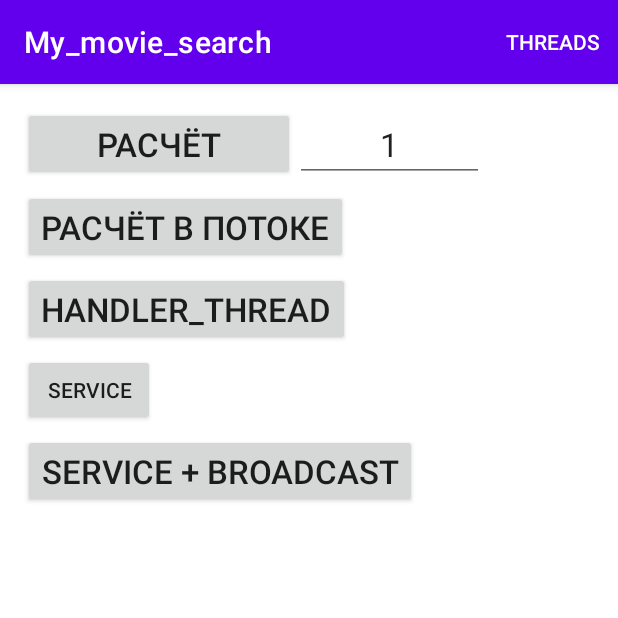
After one commit to TolsVA/My_movie_search, an Android app: the fragment TestThreadFragment placed in its activity, on a phone screen of 412 x 824 dp, the top half of it. The commit adds this screen. Run offline under Robolectric (Android 15) with nearby library versions, the phone set to English and light mode, and no system bars; our stand-ins replace Picasso; pictures from the network do not load.

Commit message:
add homework 6

```diff
--- /dev/null
+++ b/app/src/main/java/com/example/my_movie_search/test/TestThreadFragment.kt
@@ -0,0 +1,200 @@
+package com.example.my_movie_search.test
+
+import android.content.BroadcastReceiver
+import android.content.Context
+import android.content.Intent
+import android.content.IntentFilter
+import android.os.Bundle
+import android.os.Handler
+import android.os.HandlerThread
+import androidx.fragment.app.Fragment
+import android.view.LayoutInflater
+import android.view.View
+import android.view.ViewGroup
+import androidx.appcompat.widget.AppCompatTextView
+import androidx.localbroadcastmanager.content.LocalBroadcastManager
+import com.example.my_movie_search.R
+import com.example.my_movie_search.databinding.FragmentTestThreadBinding
+import java.lang.Thread.currentThread
+import java.util.*
+import java.util.concurrent.TimeUnit
+
+const val TEST_BROADCAST_INTENT_FILTER = "TEST BROADCAST INTENT FILTER"
+const val THREADS_FRAGMENT_BROADCAST_EXTRA = "THREADS_FRAGMENT_EXTRA"
+
+class TestThreadFragment : Fragment() {
+    private var _binding: FragmentTestThreadBinding? = null
+    private val binding
+        get() = _binding!!
+
+    private var counterThread = 0
+
+    private val handlerThread: HandlerThread by lazy {
+        //создаем именованный поток с looper
+        HandlerThread(getString(R.string.my_handler_thread))
+    }
+
+    companion object {
+        fun newInstance() = TestThreadFragment()
+    }
+
+    override fun onCreateView(
+        inflater: LayoutInflater, container: ViewGroup?,
+        savedInstanceState: Bundle?,
+    ): View {
+        _binding = FragmentTestThreadBinding.inflate(inflater, container, false)
+        return binding.root
+    }
+
+    override fun onCreate(savedInstanceState: Bundle?) {
+        super.onCreate(savedInstanceState)
+//        context?.registerReceiver(
+//            testReceiver,
+//            IntentFilter(TEST_BROADCAST_INTENT_FILTER)
+//        )
+        context?.let {
+            LocalBroadcastManager
+                .getInstance(it)
+                .registerReceiver(
+                    testReceiver,
+                    IntentFilter(TEST_BROADCAST_INTENT_FILTER
+                    )
+                )
+        }
+    }
+
+    override fun onViewCreated(view: View, savedInstanceState: Bundle?) {
+        super.onViewCreated(view, savedInstanceState)
+
+        // расчет в потоке -> Thread вывод через activity?.runOnUiThread
+        calcThreadBtnClick()
+
+        //стартуем его
+        handlerThread.start()
+
+        // присоединяем через looper Handler(handlerThread.looper) к потоку handlerThread
+        val handler = Handler(handlerThread.looper)
+
+        // расчет в потоке -> Handler(handlerThread.looper) вывод через binding.mainContainer.post
+        calcThreadHandlerClick(handlerThread, handler)
+
+        initServiceButton()
+
+        initServiceWithBroadcastButton()
+    }
+
+    //Создаём свой BroadcastReceiver (получатель широковещательного сообщения)
+    private val testReceiver: BroadcastReceiver = object : BroadcastReceiver() {
+        override fun onReceive(context: Context, intent: Intent) {
+            //Достаём данные из интента
+            intent.getStringExtra(THREADS_FRAGMENT_BROADCAST_EXTRA)?.let { _text ->
+                binding.mainContainer.addView(
+                    AppCompatTextView(context).apply {
+                        text = _text
+                        textSize = resources.getDimension(R.dimen.main_container_text_size)
+                    })
+            }
+        }
+    }
+
+    private fun initServiceWithBroadcastButton() {
+        binding.serviceWithBroadcastButton.setOnClickListener {
+            context?.let {
+                it.startService(Intent(it, MainService::class.java).apply {
+                    putExtra(
+                        MAIN_SERVICE_INT_EXTRA,
+                        binding.editText.text.toString()
+                    )
+                })
+            }
+        }
+    }
+
+    private fun initServiceButton() {
+        binding.serviceButton.setOnClickListener {
+            context?.let {
+                it.startService(
+                    Intent(it, MainService::class.java).apply {
+                        putExtra(
+                            MAIN_SERVICE_STRING_EXTRA,
+                            getString(R.string.hello_from_thread_fragment)
+                        )
+                    }
+                )
+            }
+        }
+    }
+
+    private fun calcThreadHandlerClick(handlerThread: HandlerThread, handler: Handler) {
+
+        binding.calcThreadHandler.setOnClickListener {
+            binding.mainContainer.addView(
+                AppCompatTextView(it.context).apply {
+                    text = String.format(
+                        getString(R.string.calculate_in_thread),
+                        handlerThread.name
+                    )
+                    textSize = resources.getDimension(R.dimen.main_container_text_size)
+                })
+
+            handler.post {
+                val result = startCalculations(binding.editText.text.toString().toInt())
+                // передаем данные в mainContainer через собственный handler
+                binding.mainContainer.post {
+                    binding.mainContainer.addView(
+                        AppCompatTextView(it.context).apply {
+                            text = String.format("${currentThread().name} - $result ")
+                            textSize = resources.getDimension(R.dimen.main_container_text_size)
+                        })
+                }
+            }
+        }
+    }
+
+    private fun calcThreadBtnClick() {
+        binding.calcThreadBtn.setOnClickListener {
+            Thread {
+                counterThread++
+                val calculatedText = startCalculations(
+                    binding.editText.text.toString().toInt()
+                )
+                activity?.runOnUiThread {
+                    binding.textView.text = calculatedText
+                    binding.mainContainer.addView(AppCompatTextView(it.context).apply {
+                        text = String.format(
+                            getString(R.string.from_thread),
+                            counterThread
+                        )
+                        textSize = resources.getDimension(R.dimen.main_container_text_size)
+                    })
+                }
+            }.start()
+        }
+    }
+
+    private fun startCalculations(seconds: Int): String {
+        val date = Date()
+        var diffInSec: Long
+
+        do {
+            val currentDate = Date()
+            val diffInMs: Long = currentDate.time - date.time
+            diffInSec = TimeUnit.MILLISECONDS.toSeconds(diffInMs)
+        } while (diffInSec < seconds)
+
+        return diffInSec.toString()
+    }
+
+    override fun onDestroy() {
+//        context?.unregisterReceiver(testReceiver)
+        context?.let {
+            LocalBroadcastManager
+                .getInstance(it)
+                .unregisterReceiver(testReceiver)
+        }
+
+        super.onDestroy()
+        _binding = null
+        handlerThread.looper.quit()
+    }
+}
--- a/app/src/main/java/com/example/my_movie_search/view/MainActivity.kt
+++ b/app/src/main/java/com/example/my_movie_search/view/MainActivity.kt
@@ -1,13 +1,25 @@
 package com.example.my_movie_search.view
 
+import android.content.Intent
+import android.content.IntentFilter
 import android.os.Bundle
+import android.view.Menu
+import android.view.MenuItem
 import androidx.appcompat.app.AppCompatActivity
 import com.example.my_movie_search.R
 import com.example.my_movie_search.databinding.ActivityMainBinding
+import com.example.my_movie_search.test.MainBroadcastReceiver
+import com.example.my_movie_search.test.TestThreadFragment
 import com.example.my_movie_search.view.main.MainFragment
 
 class MainActivity : AppCompatActivity() {
     private lateinit var binding: ActivityMainBinding
+    private val receiver = MainBroadcastReceiver()
+
+    override fun onCreateOptionsMenu(menu: Menu?): Boolean {
+        menuInflater.inflate(R.menu.main_screen_menu, menu)
+        return super.onCreateOptionsMenu(menu)
+    }
 
     override fun onCreate(savedInstanceState: Bundle?) {
         super.onCreate(savedInstanceState)
@@ -20,5 +32,27 @@ class MainActivity : AppCompatActivity() {
                 .replace(R.id.container, MainFragment.newInstance())
                 .commit()
         }
+
+        registerReceiver(receiver, IntentFilter(Intent.ACTION_AIRPLANE_MODE_CHANGED))
+    }
+
+    override fun onOptionsItemSelected(item: MenuItem): Boolean {
+        return when (item.itemId) {
+            R.id.menu_threads -> {
+            supportFragmentManager.apply {
+            beginTransaction()
+                .add(R.id.container, TestThreadFragment.newInstance())
+                .addToBackStack("")
+                .commitAllowingStateLoss()
+            }
+            true
+        }
+            else -> super.onOptionsItemSelected(item)
+        }
+    }
+
+    override fun onDestroy() {
+        unregisterReceiver(receiver)
+        super.onDestroy()
     }
 }
--- a/app/src/main/java/com/example/my_movie_search/viewModel/AppState.kt
+++ b/app/src/main/java/com/example/my_movie_search/viewModel/AppState.kt
@@ -5,5 +5,6 @@ import com.example.my_movie_search.model.Movie
 sealed class AppState {
     data class Success(val listMovies: MutableList<Movie>) : AppState()
     data class Error(val error: Throwable) : AppState()
+    data class ResponseEmpty(val message: String) : AppState()
     object Loading : AppState()
 }
--- /dev/null
+++ b/app/src/main/res/layout/fragment_test_thread.xml
@@ -0,0 +1,81 @@
+<?xml version="1.0" encoding="utf-8"?>
+<ScrollView xmlns:android="http://schemas.android.com/apk/res/android"
+    xmlns:tools="http://schemas.android.com/tools"
+    android:layout_width="match_parent"
+    android:layout_height="match_parent"
+    android:background="@color/white"
+    tools:context=".test.TestThreadFragment">
+
+    <LinearLayout
+        android:id="@+id/mainContainer"
+        android:layout_width="match_parent"
+        android:layout_height="wrap_content"
+        android:orientation="vertical"
+        android:padding="15dp">
+
+        <LinearLayout
+            android:layout_width="match_parent"
+            android:layout_height="wrap_content"
+            android:orientation="horizontal">
+
+            <androidx.appcompat.widget.AppCompatButton
+                android:id="@+id/button"
+                android:layout_width="wrap_content"
+                android:layout_height="wrap_content"
+                android:layout_weight="1"
+                android:text="@string/calculate"
+                android:textSize="22sp" />
+
+            <androidx.appcompat.widget.AppCompatEditText
+                android:id="@+id/editText"
+                android:layout_width="wrap_content"
+                android:layout_height="wrap_content"
+                android:layout_weight="1"
+                android:ems="2"
+                android:gravity="center_horizontal"
+                android:inputType="text"
+                android:text="@string/default_number"
+                android:textSize="22sp" />
+
+            <androidx.appcompat.widget.AppCompatTextView
+                android:id="@+id/textView"
+                android:layout_width="wrap_content"
+                android:layout_height="wrap_content"
+                android:layout_weight="1"
+                android:gravity="center_horizontal"
+                android:textSize="18sp"
+                tools:text="0" />
+        </LinearLayout>
+
+        <androidx.appcompat.widget.AppCompatButton
+            android:id="@+id/calcThreadBtn"
+            android:layout_width="wrap_content"
+            android:layout_height="wrap_content"
+            android:layout_marginTop="5dp"
+            android:text="@string/calc_in_thread"
+            android:textSize="22sp" />
+
+        <androidx.appcompat.widget.AppCompatButton
+            android:id="@+id/calcThreadHandler"
+            android:layout_width="wrap_content"
+            android:layout_height="wrap_content"
+            android:layout_marginTop="5dp"
+            android:text="@string/handler_thread"
+            android:textSize="22sp" />
+
+        <androidx.appcompat.widget.AppCompatButton
+            android:id="@+id/serviceButton"
+            android:layout_width="wrap_content"
+            android:layout_height="wrap_content"
+            android:layout_marginTop="5dp"
+            android:text="@string/service" />
+
+        <androidx.appcompat.widget.AppCompatButton
+            android:id="@+id/serviceWithBroadcastButton"
+            android:layout_width="wrap_content"
+            android:layout_height="wrap_content"
+            android:layout_marginTop="5dp"
+            android:text="@string/service_broadcast"
+            android:textSize="22sp" />
+    </LinearLayout>
+</ScrollView>
--- /dev/null
+++ b/app/src/main/res/menu/main_screen_menu.xml
@@ -0,0 +1,8 @@
+<?xml version="1.0" encoding="utf-8"?>
+<menu xmlns:android="http://schemas.android.com/apk/res/android"
+    xmlns:app="http://schemas.android.com/apk/res-auto">
+    <item
+        android:id="@+id/menu_threads"
+        android:title="@string/threads"
+        app:showAsAction="always" />
+</menu>
--- a/app/src/main/res/values/dimens.xml
+++ b/app/src/main/res/values/dimens.xml
@@ -1,4 +1,5 @@
 <?xml version="1.0" encoding="utf-8"?>
 <resources>
     <dimen name="scroll">12sp</dimen>
+    <dimen name="main_container_text_size">6sp</dimen>
 </resources>
--- a/app/src/main/res/values/strings.xml
+++ b/app/src/main/res/values/strings.xml
@@ -25,4 +25,25 @@
     <string name="reload">Перезагрузить</string>
     <string name="text_hint">Текст запроса</string>
     <string name="search">Поиск</string>
+
+    <string name="threads">Threads</string>
+    <string name="in_main_thread">В главном потоке</string>
+    <string name="from_thread">Из потока %d</string>
+    <string name="in_thread">Выводим в потоке %s</string>
+    <string name="calculate_in_thread">Считаем в потоке %s</string>
+    <string name="my_handler_thread">My_Handler_Thread</string>
+    <string name="hello_from_thread_fragment">Hello from ThreadsFragment</string>
+    <string name="calculate">Расчёт</string>
+    <string name="default_number">1</string>
+    <string name="calc_in_thread">Расчёт в потоке</string>
+    <string name="handler_thread">Handler_Thread</string>
+    <string name="service">Service</string>
+    <string name="service_broadcast">Service + Broadcast</string>
+    <string name="response_empty">Список пуст</string>
+    <string name="ok">OK</string>
+    <string name="unknown_host_exception">Нет сети</string>
+    <string name="file_not_found_exception">Не верный запрос</string>
+    <string name="malformed_url_exception">Не верный URL запроса</string>
+    <string name="socket_timeout_exception">Вышло время ожидания ответа от сервера</string>
+    <string name="error_intent_empty">Намерение пусто</string>
 </resources>
```
Also changed, not shown: app/src/main/AndroidManifest.xml (+17 -1 lines), app/src/main/java/com/example/my_movie_search/adapters/ItemAdapter.kt (+7 -0 lines), app/src/main/java/com/example/my_movie_search/model/MovieService.kt (added, +124 -0 lines), app/src/main/java/com/example/my_movie_search/test/MainBroadcastReceiver.kt (added, +18 -0 lines), app/src/main/java/com/example/my_movie_search/test/MainService.kt (added, +54 -0 lines), app/src/main/java/com/example/my_movie_search/test/MyService.kt (added, +40 -0 lines), app/src/main/java/com/example/my_movie_search/view/main/MainFragment.kt (+76 -8 lines), app/src/main/java/com/example/my_movie_search/viewModel/MainViewModel.kt (+35 -9 lines), 1 other file.
